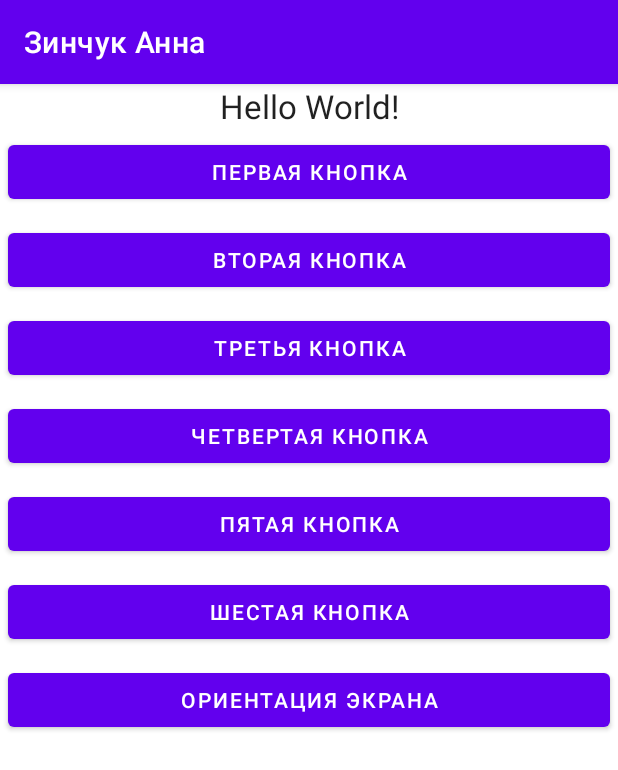
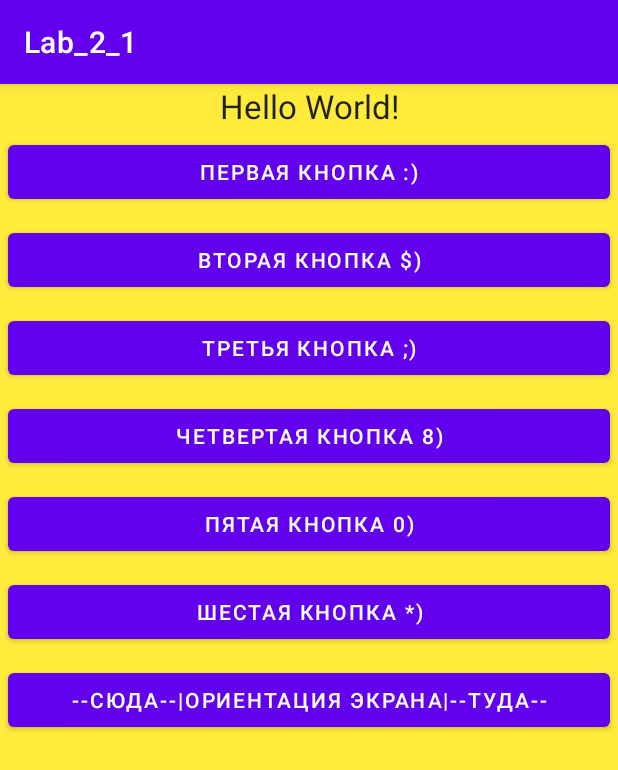
Before and after one commit to KitKod/AnnAndroidLabs, an Android app: the screen it shows after launch (MainActivity), on a phone screen of 412 x 824 dp. Shown: the top 770 px of the screen. Run offline under Robolectric (Android 15) with nearby library versions, the phone set to English and light mode, and no system bars.

Commit message:
Change Lab_2_1

```diff
--- a/Lab_2_1/app/src/main/res/layout-land/activity_main.xml
+++ b/Lab_2_1/app/src/main/res/layout-land/activity_main.xml
@@ -4,6 +4,7 @@
     android:id="@+id/activity_main"
     android:layout_width="match_parent"
     android:layout_height="match_parent"
+    android:background="#FFEB3B"
     android:orientation="vertical"
     tools:context="com.example.lab_2_1.MainActivity">
 
@@ -39,6 +40,7 @@
         </TableRow>
 
         <TableRow>
+
             <Button
                 android:id="@+id/button3"
                 android:layout_width="match_parent"
@@ -55,6 +57,7 @@
         </TableRow>
 
         <TableRow>
+
             <Button
                 android:id="@+id/button5"
                 android:layout_width="match_parent"
@@ -71,11 +74,11 @@
         </TableRow>
 
         <Button
-            android:text="@string/orientation"
+            android:id="@+id/button7"
             android:layout_width="match_parent"
             android:layout_height="wrap_content"
             android:layout_margin="5dp"
-            android:id="@+id/button7" />
+            android:text="@string/orientation" />
 
     </TableLayout>
 </LinearLayout>
--- a/Lab_2_1/app/src/main/res/layout/activity_main.xml
+++ b/Lab_2_1/app/src/main/res/layout/activity_main.xml
@@ -1,12 +1,12 @@
 <?xml version="1.0" encoding="utf-8"?>
-<LinearLayout
-    xmlns:android="http://schemas.android.com/apk/res/android"
+<LinearLayout xmlns:android="http://schemas.android.com/apk/res/android"
     xmlns:tools="http://schemas.android.com/tools"
     android:id="@+id/activity_main"
     android:layout_width="match_parent"
     android:layout_height="match_parent"
-    tools:context="com.example.lab_2_1.MainActivity"
-    android:orientation="vertical">
+    android:background="#FFEB3B"
+    android:orientation="vertical"
+    tools:context="com.example.lab_2_1.MainActivity">
 
     <TextView
         android:id="@+id/textView"
@@ -15,47 +15,54 @@
         android:text="Hello World!"
         android:textAlignment="center"
         android:textAppearance="@style/TextAppearance.AppCompat.Large" />
+
     <Button
-        android:text="@string/one"
+        android:id="@+id/button1"
         android:layout_width="match_parent"
         android:layout_height="wrap_content"
         android:layout_margin="5dp"
-        android:id="@+id/button1" />
+        android:text="@string/one" />
+
     <Button
-        android:text="@string/two"
+        android:id="@+id/button2"
         android:layout_width="match_parent"
         android:layout_height="wrap_content"
         android:layout_margin="5dp"
-        android:id="@+id/button2" />
+        android:text="@string/two" />
+
     <Button
-        android:text="@string/three"
+        android:id="@+id/button3"
         android:layout_width="match_parent"
         android:layout_height="wrap_content"
         android:layout_margin="5dp"
-        android:id="@+id/button3" />
+        android:text="@string/three" />
+
     <Button
-        android:text="@string/four"
+        android:id="@+id/button4"
         android:layout_width="match_parent"
         android:layout_height="wrap_content"
         android:layout_margin="5dp"
-        android:id="@+id/button4" />
+        android:text="@string/four" />
     2
+
     <Button
-        android:text="@string/five"
+        android:id="@+id/button5"
         android:layout_width="match_parent"
         android:layout_height="wrap_content"
         android:layout_margin="5dp"
-        android:id="@+id/button5" />
+        android:text="@string/five" />
+
     <Button
-        android:text="@string/six"
+        android:id="@+id/button6"
         android:layout_width="match_parent"
         android:layout_height="wrap_content"
         android:layout_margin="5dp"
-        android:id="@+id/button6" />
+        android:text="@string/six" />
+
     <Button
-        android:text="@string/orientation"
+        android:id="@+id/button7"
         android:layout_width="match_parent"
         android:layout_height="wrap_content"
         android:layout_margin="5dp"
-        android:id="@+id/button7" />
+        android:text="@string/orientation" />
 </LinearLayout>
--- a/Lab_2_1/app/src/main/res/values/strings.xml
+++ b/Lab_2_1/app/src/main/res/values/strings.xml
@@ -1,12 +1,12 @@
 <resources>
-    <string name="app_name">Зинчук Анна</string>
+    <string name="app_name">Lab_2_1</string>
 
-    <string name="one">Первая кнопка</string>
-    <string name="two">Вторая кнопка</string>
-    <string name="three">Третья кнопка</string>
-    <string name="four">Четвертая кнопка</string>
-    <string name="five">Пятая кнопка</string>
-    <string name="six">Шестая кнопка</string>
-    <string name="orientation">Ориентация экрана</string>
+    <string name="one">Первая кнопка :)</string>
+    <string name="two">Вторая кнопка $)</string>
+    <string name="three">Третья кнопка ;)</string>
+    <string name="four">Четвертая кнопка 8)</string>
+    <string name="five">Пятая кнопка 0)</string>
+    <string name="six">Шестая кнопка *)</string>
+    <string name="orientation"> --сюда--|Ориентация экрана|--туда--</string>
 
 </resources>
```
